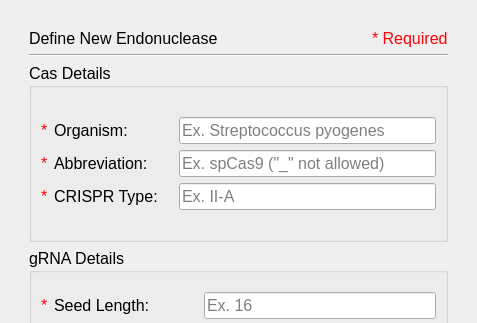
TrinhLab/CASPERapp, file newendonuclease.ui: the form before one commit; both pictures show x 0 to 477 and y 0 to 323 of the 477 by 742 pixel window.
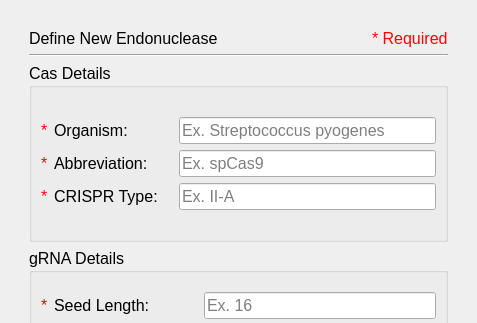
The form after the commit.

Patch:
```diff
--- a/newendonuclease.ui
+++ b/newendonuclease.ui
@@ -110,7 +110,7 @@
                <item row="1" column="3">
                 <widget class="QLineEdit" name="abbreviation">
                  <property name="placeholderText">
-                  <string>Ex. spCas9 (&quot;_&quot; not allowed)</string>
+                  <string>Ex. spCas9</string>
                  </property>
                 </widget>
                </item>
```
Left out of the diff: 4 changed lines with no effect on the pictures.
